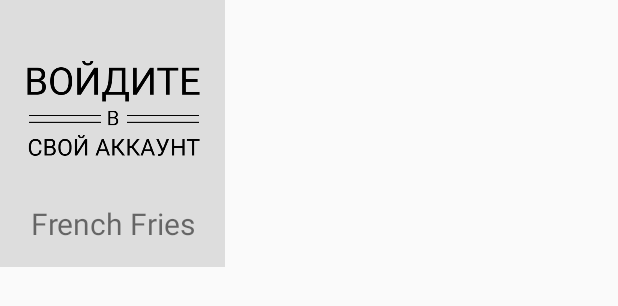
After one commit to Alisher12398/Android_App, an Android app: the layout framgent_food_grid_item.xml on its own in the app's theme, with its tools: preview values and no code run, on a phone screen of 412 x 824 dp. The commit adds this screen. Shown: the top 306 px of the screen. Run offline under Robolectric (Android 15) with nearby library versions, the light colour scheme and no system bars.

Commit message:
GridView

```diff
--- /dev/null
+++ b/app/src/main/res/layout/framgent_food_grid_item.xml
@@ -0,0 +1,23 @@
+<?xml version="1.0" encoding="utf-8"?>
+<LinearLayout xmlns:android="http://schemas.android.com/apk/res/android"
+    xmlns:app="http://schemas.android.com/apk/res-auto"
+    android:layout_width="150dp"
+    android:layout_height="wrap_content"
+    android:background="#ddd"
+    android:gravity="center"
+    android:orientation="vertical"
+    android:padding="15dp">
+
+    <ImageView
+        android:id="@+id/imgFood"
+        android:layout_width="150dp"
+        android:layout_height="120dp"
+        app:srcCompat="@drawable/login" />
+    <TextView
+        android:id="@+id/tvName"
+        android:layout_width="match_parent"
+        android:layout_height="wrap_content"
+        android:gravity="center"
+        android:text="French Fries"
+        android:textSize="20sp" />
+</LinearLayout>
```
Also changed, not shown: app/src/main/java/com/android/android_app/Adapter/Fragment_Foods_GridView_Adapter.kt (added, +75 -0 lines), app/src/main/java/com/android/android_app/Fragments/Main/FoodsFragment.kt (+9 -9 lines), app/src/main/java/com/android/android_app/model/Food_Model.kt (added, +7 -0 lines), app/src/main/res/layout/fragment_foods.xml (+8 -7 lines).
